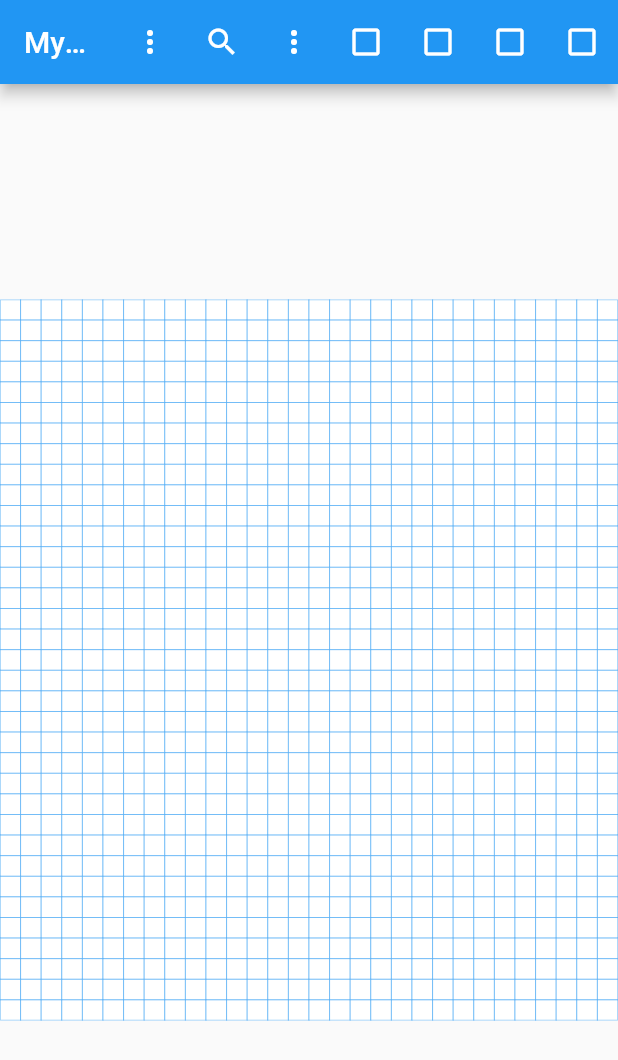
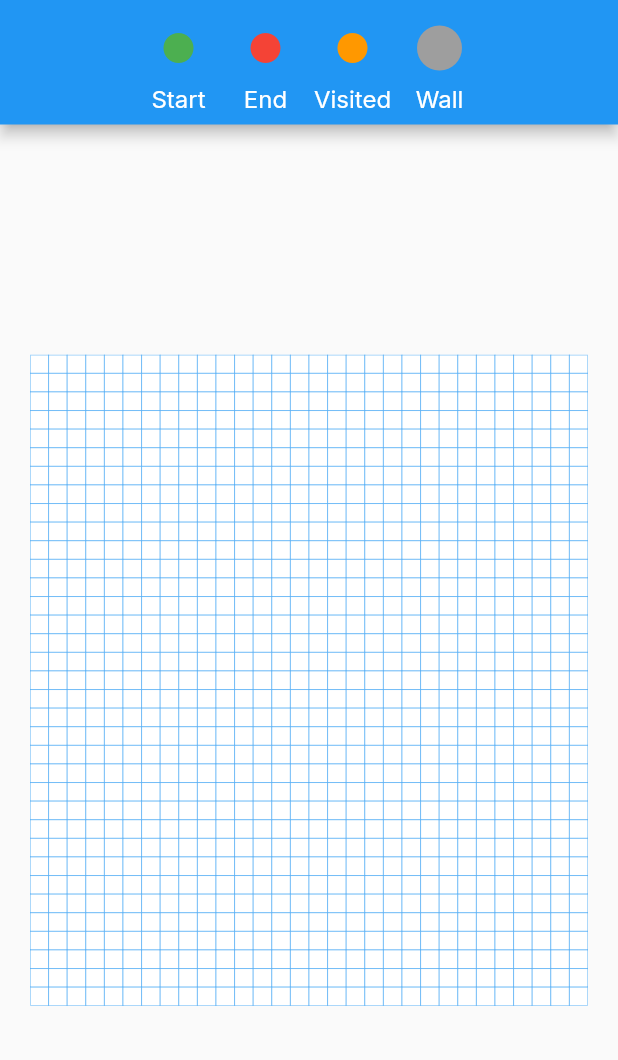
Before and after one commit to mattrltrent/algorithm_visualizer, a Flutter app: the screen it shows after launch, on a phone screen of 412 x 824 dp. Shown: the top 1060 px of the screen. Run offline on Flutter 3.47's test engine with Material 2 defaults, Android fonts, the phone set to English and light mode, and no system bars; our stand-ins replace bloc, dartz, equatable, flutter_bloc, get_it, google_fonts.

Commit message:
adds ability to draw different types of nodes to grid; adds interfaces for algorithm implementations

```diff
--- a/lib/algorithms/bfs.dart
+++ b/lib/algorithms/bfs.dart
@@ -6,10 +6,9 @@ import '../domain/entities/node.dart';
 class Bfs extends Algorithm {
   @override
   AlgorithmStats run(List<List<Node>> input) {
-    print('Running BFS');
+    // todo: provided the `input` matrix, return `AlgorithmStats` object.
+    // Example (trivial) output:
     return const AlgorithmStats(
-      visitedNodes: 0,
-      pathLength: 0,
       timeTakenMs: 0,
       path: Right([]),
     );
--- a/lib/domain/entities/algorithm.dart
+++ b/lib/domain/entities/algorithm.dart
@@ -3,19 +3,20 @@ import 'package:dartz/dartz.dart';
 
 import 'node.dart';
 
+/// Interface for how to implement algorithm solutions adhering to the grid visualization.
 abstract class Algorithm {
   AlgorithmStats run(List<List<Node>> input);
 }
 
+/// Algorithm statistics.
+///
+/// [path] is either a list of [MatrixUpdate]s found during pathfinding, or a [NoPathFailure].
+/// [timeTakenMs] is the time taken to run the algorithm in milliseconds.
 class AlgorithmStats {
-  final int visitedNodes;
-  final int pathLength;
   final int timeTakenMs;
   final Either<NoPathFailure, List<MatrixUpdate>> path;
 
   const AlgorithmStats({
-    required this.visitedNodes,
-    required this.pathLength,
     required this.timeTakenMs,
     required this.path,
   });
--- a/lib/domain/entities/node.dart
+++ b/lib/domain/entities/node.dart
@@ -1,4 +1,5 @@
 import 'package:equatable/equatable.dart';
+import 'package:flutter/material.dart';
 
 enum NodeType {
   unvisited,
@@ -9,8 +10,27 @@ enum NodeType {
 }
 
 class Node extends Equatable {
-  final NodeType? type;
+  final NodeType type;
   const Node(this.type);
   @override
   List<Object?> get props => [type];
 }
+
+extension NodeTypeColor on NodeType {
+  Color get color {
+    switch (this) {
+      case NodeType.unvisited:
+        return Colors.white;
+      case NodeType.visited:
+        return Colors.orange;
+      case NodeType.wall:
+        return Colors.grey;
+      case NodeType.start:
+        return Colors.green;
+      case NodeType.end:
+        return Colors.red;
+      default:
+        return Colors.black;
+    }
+  }
+}
--- a/lib/presentation/views/home.dart
+++ b/lib/presentation/views/home.dart
@@ -1,5 +1,5 @@
 import 'package:algorithm_visualizer/domain/cubit/matrix_cubit.dart';
-import 'package:algorithm_visualizer/presentation/widgets/appbar.dart';
+import 'package:algorithm_visualizer/presentation/widgets/editor_appbar.dart';
 import 'package:flutter/cupertino.dart';
 import 'package:flutter/material.dart';
 import 'package:flutter_bloc/flutter_bloc.dart';
@@ -20,6 +20,8 @@ class _HomeViewState extends State<HomeView> {
     context.read<MatrixCubit>().initMatrix();
   }
 
+  NodeType _selectedNodeType = NodeType.unvisited;
+
   @override
   Widget build(BuildContext context) {
     return Scaffold(
@@ -32,10 +34,10 @@ class _HomeViewState extends State<HomeView> {
               crossAxisAlignment: CrossAxisAlignment.center,
               mainAxisAlignment: MainAxisAlignment.center,
               children: [
-                const TopAppbar(),
+                EditorAppBar(onNodeSelected: (nodeType) => setState(() => _selectedNodeType = nodeType)),
                 Expanded(
                   child: Padding(
-                    padding: const EdgeInsets.symmetric(vertical: 20),
+                    padding: const EdgeInsets.all(20),
                     child: AspectRatio(
                       aspectRatio: 1,
                       child: Center(
@@ -46,16 +48,18 @@ class _HomeViewState extends State<HomeView> {
                                 onPointerDown: (details) {
                                   final row =
                                       (details.localPosition.dy / itemSize).floor().clamp(0, state.matrix.length - 1);
-                                final col =
-                                    (details.localPosition.dx / itemSize).floor().clamp(0, state.matrix[0].length - 1);
-                                context.read<MatrixCubit>().setNode(row, col, const Node(NodeType.wall));
+                                  final col = (details.localPosition.dx / itemSize)
+                                      .floor()
+                                      .clamp(0, state.matrix[0].length - 1);
+                                  context.read<MatrixCubit>().setNode(row, col, Node(_selectedNodeType));
                                 },
                                 onPointerMove: (details) {
                                   final row =
                                       (details.localPosition.dy / itemSize).floor().clamp(0, state.matrix.length - 1);
-                                final col =
-                                    (details.localPosition.dx / itemSize).floor().clamp(0, state.matrix[0].length - 1);
-                                context.read<MatrixCubit>().setNode(row, col, const Node(NodeType.wall));
+                                  final col = (details.localPosition.dx / itemSize)
+                                      .floor()
+                                      .clamp(0, state.matrix[0].length - 1);
+                                  context.read<MatrixCubit>().setNode(row, col, Node(_selectedNodeType));
                                 },
                                 child: GridView.custom(
                                   physics: const NeverScrollableScrollPhysics(),
@@ -72,13 +76,11 @@ class _HomeViewState extends State<HomeView> {
                                       final row = index ~/ state.matrix[0].length;
                                       final col = index % state.matrix[0].length;
                                       final node = state.matrix[row][col];
-                                    return Container(
+                                      return AnimatedContainer(
+                                        duration: const Duration(milliseconds: 500),
+                                        curve: Curves.easeInOut,
                                         decoration: BoxDecoration(
-                                        color: node.type == NodeType.unvisited
-                                            ? Colors.white
-                                            : node.type == NodeType.wall
-                                                ? Colors.black.withOpacity(0.4)
-                                                : Colors.green,
+                                          color: node.type.color,
                                           border: Border(
                                             top: BorderSide(
                                               color: Colors.blue.withOpacity(0.5),
@@ -98,14 +100,11 @@ class _HomeViewState extends State<HomeView> {
                                             ),
                                           ),
                                         ),
-                                      width: itemSize,
-                                      height: itemSize,
                                       );
                                     },
                                     childCount: state.matrix.length * state.matrix[0].length,
                                   ),
-                              ),
-                            );
+                                ));
                           },
                         ),
                       ),
--- a/lib/presentation/widgets/appbar.dart
+++ /dev/null
@@ -1,113 +0,0 @@
-import 'package:flutter/material.dart';
-
-class TopAppbar extends StatefulWidget {
-  const TopAppbar({Key? key}) : super(key: key);
-
-  @override
-  _TopAppbarState createState() => _TopAppbarState();
-}
-
-class _TopAppbarState extends State<TopAppbar> {
-  bool _isRedSelected = false;
-  bool _isBlueSelected = false;
-  bool _isGreenSelected = false;
-  bool _isYellowSelected = false;
-
-  @override
-  Widget build(BuildContext context) {
-    return AppBar(
-      title: Text('My App'),
-      actions: [
-        PopupMenuButton<String>(
-          onSelected: (String value) {
-            // Handle dropdown menu selection
-          },
-          itemBuilder: (BuildContext context) => <PopupMenuEntry<String>>[
-            PopupMenuItem<String>(
-              value: 'Option 1',
-              child: Text('Option 1'),
-            ),
-            PopupMenuItem<String>(
-              value: 'Option 2',
-              child: Text('Option 2'),
-            ),
-            PopupMenuItem<String>(
-              value: 'Option 3',
-              child: Text('Option 3'),
-            ),
-          ],
-        ),
-        IconButton(
-          icon: Icon(Icons.search),
-          onPressed: () {
-            // Handle search button press
-          },
-        ),
-        IconButton(
-          icon: Icon(Icons.more_vert),
-          onPressed: () {
-            // Handle more options button press
-          },
-        ),
-        ToggleButton(
-          text: 'Red',
-          isSelected: _isRedSelected,
-          onPressed: () {
-            setState(() {
-              _isRedSelected = !_isRedSelected;
-            });
-          },
-        ),
-        ToggleButton(
-          text: 'Blue',
-          isSelected: _isBlueSelected,
-          onPressed: () {
-            setState(() {
-              _isBlueSelected = !_isBlueSelected;
-            });
-          },
-        ),
-        ToggleButton(
-          text: 'Green',
-          isSelected: _isGreenSelected,
-          onPressed: () {
-            setState(() {
-              _isGreenSelected = !_isGreenSelected;
-            });
-          },
-        ),
-        ToggleButton(
-          text: 'Yellow',
-          isSelected: _isYellowSelected,
-          onPressed: () {
-            setState(() {
-              _isYellowSelected = !_isYellowSelected;
-            });
-          },
-        ),
-      ],
-    );
-  }
-}
-
-class ToggleButton extends StatelessWidget {
-  final String text;
-  final bool isSelected;
-  final VoidCallback onPressed;
-
-  const ToggleButton({
-    Key? key,
-    required this.text,
-    required this.isSelected,
-    required this.onPressed,
-  }) : super(key: key);
-
-  @override
-  Widget build(BuildContext context) {
-    return IconButton(
-      onPressed: onPressed,
-      icon: isSelected ? Icon(Icons.check_box) : Icon(Icons.check_box_outline_blank),
-      tooltip: text,
-    );
-  }
-}
--- /dev/null
+++ b/lib/presentation/widgets/editor_appbar.dart
@@ -0,0 +1,76 @@
+import 'package:algorithm_visualizer/core/results.dart';
+import 'package:algorithm_visualizer/core/styles/typography.dart';
+import 'package:flutter/material.dart';
+
+import '../../domain/entities/node.dart';
+
+class EditorAppBar extends StatefulWidget {
+  const EditorAppBar({Key? key, required this.onNodeSelected}) : super(key: key);
+
+  final Function(NodeType nodeType) onNodeSelected;
+
+  @override
+  EditorAppBarState createState() => EditorAppBarState();
+}
+
+class EditorAppBarState extends State<EditorAppBar> {
+  int _selectedButtonIndex = 3;
+  final List<String> _nodeNames = ['Start', 'End', 'Visited', 'Wall'];
+  final List<NodeType> _buttonColors = [NodeType.start, NodeType.end, NodeType.visited, NodeType.wall];
+
+  void _toggleButton(int index) {
+    setState(() {
+      if (_selectedButtonIndex == index) {
+        // if the same button is tapped twice, unselect it
+        widget.onNodeSelected(NodeType.unvisited);
+        _selectedButtonIndex = -1;
+      } else {
+        widget.onNodeSelected(_buttonColors[index]);
+        _selectedButtonIndex = index;
+      }
+    });
+  }
+
+  Widget genNodePallet() {
+    List<Widget> nodeButtons = [];
+    for (int i = 0; i < _nodeNames.length; i++) {
+      nodeButtons.add(Column(
+        children: [
+          Padding(
+            padding: const EdgeInsets.symmetric(horizontal: 5),
+            child: AnimatedScale(
+              curve: Curves.easeIn,
+              duration: const Duration(milliseconds: 250),
+              scale: _selectedButtonIndex == i ? 1.5 : 1,
+              child: IconButton(
+                icon: Icon(Icons.circle, color: _buttonColors[i].color),
+                onPressed: () {
+                  _toggleButton(i);
+                },
+                tooltip: 'Select ${_nodeNames[i]}',
+              ),
+            ),
+          ),
+          Text(
+            _nodeNames[i],
+            style: font3.copyWith(color: Colors.white),
+          ),
+        ],
+      ));
+    }
+    return Padding(
+      padding: const EdgeInsets.all(8.0),
+      child: Row(
+        mainAxisAlignment: MainAxisAlignment.center,
+        children: nodeButtons,
+      ),
+    );
+  }
+
+  @override
+  Widget build(BuildContext context) {
+    return AppBar(
+      flexibleSpace: genNodePallet(),
+    );
+  }
+}
```
Also changed, not shown: lib/domain/cubit/matrix_cubit.dart (+17 -3 lines). Lines whose indentation alone changed are shown as unchanged.
